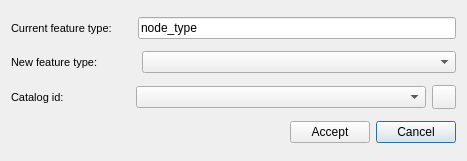
Old version of the form core/ui/toolbars/edit/featuretype_change.ui in the repository Giswater/giswater_qgis_plugin.
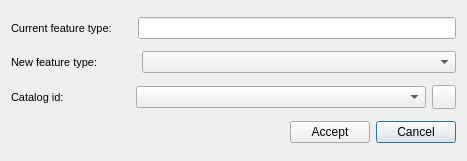
New version of the form.

Commit message: Update title form

The edit to the form file:
```diff
--- a/core/ui/toolbars/edit/featuretype_change.ui
+++ b/core/ui/toolbars/edit/featuretype_change.ui
@@ -158,7 +158,7 @@
      <item>
       <widget class="QLineEdit" name="feature_type">
        <property name="text">
-        <string>node_type</string>
+        <string/>
        </property>
       </widget>
      </item>
```
Left out of the diff: 2 changed lines with no effect on the pictures.
